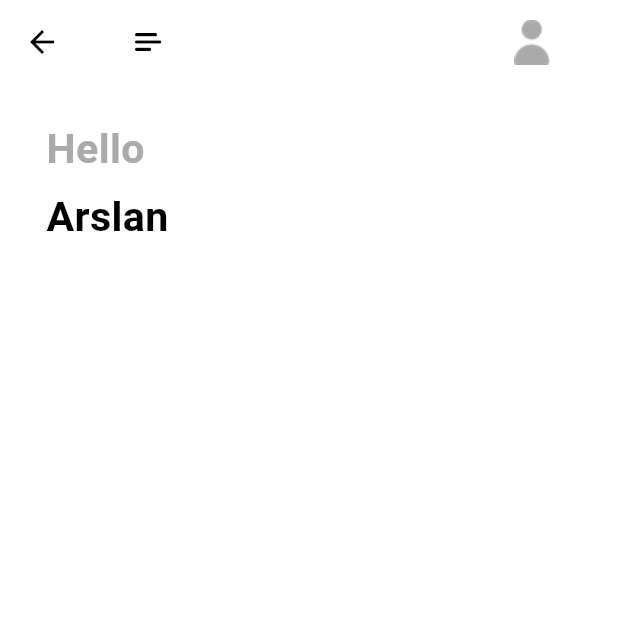
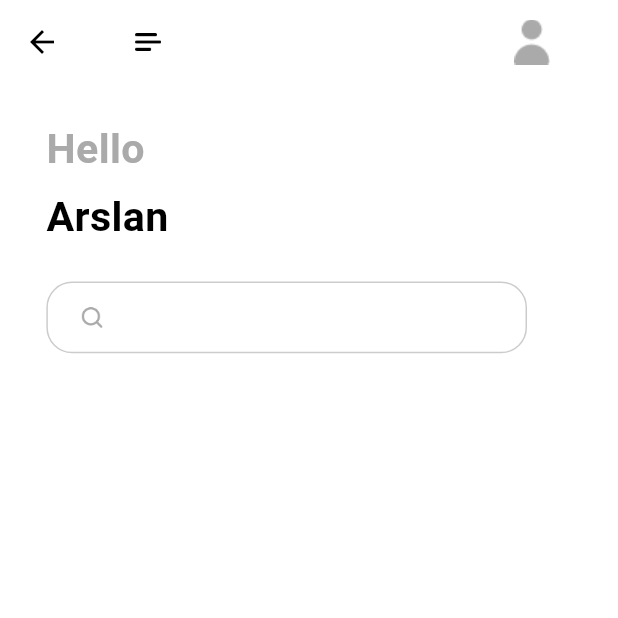
Before and after one commit to ArslanYousaf12/code-academy-app, a Flutter app: the HomePage screen opened directly, on a phone screen of 412 x 824 dp, the top half of it. Run offline on Flutter 3.47's test engine with Material 3 defaults, Android fonts, the phone set to English and light mode, and no system bars; our stand-ins replace cloud_firestore, dots_indicator, firebase_auth, firebase_core, flutter_bloc, flutter_screenutil and 2 more; accounts and stored records are empty.

Commit message:
Add HomePageSearchBox widget and integrate it into HomePage layout

```diff
--- a/lib/screens/home/home_page.dart
+++ b/lib/screens/home/home_page.dart
@@ -1,5 +1,6 @@
 import 'package:code_academy_app/common/values/colors.dart';
 import 'package:code_academy_app/screens/home/widgets/home_page_app_bar.dart';
+import 'package:code_academy_app/screens/home/widgets/home_page_search_box.dart';
 import 'package:code_academy_app/screens/home/widgets/home_page_text_widget.dart';
 import 'package:flutter/material.dart';
 import 'package:flutter_screenutil/flutter_screenutil.dart';
@@ -29,6 +30,8 @@ class _HomePageState extends State<HomePage> {
                 color: AppColors.primaryThreeElementText,
               ),
               HomePageTextWidget(text: "Arslan", topMargin: 5),
+              SizedBox(height: 20.h),
+              HomePageSearchBox(),
             ],
           ),
         ),
--- /dev/null
+++ b/lib/screens/home/widgets/home_page_search_box.dart
@@ -0,0 +1,34 @@
+import 'package:code_academy_app/common/values/colors.dart';
+import 'package:flutter/material.dart';
+import 'package:flutter_screenutil/flutter_screenutil.dart';
+
+class HomePageSearchBox extends StatelessWidget {
+  const HomePageSearchBox({super.key});
+
+  @override
+  Widget build(BuildContext context) {
+    return Row(
+      children: [
+        Container(
+          width: 280.w,
+          height: 40.h,
+          decoration: BoxDecoration(
+            color: AppColors.primaryBackground,
+            borderRadius: BorderRadius.circular(15.r),
+            border: Border.all(color: AppColors.primaryFourElementText),
+          ),
+          child: Row(
+            children: [
+              Container(
+                margin: EdgeInsets.only(left: 17.h),
+                width: 16.w,
+                height: 16.w,
+                child: Image.asset("assets/icons/search.png"),
+              ),
+            ],
+          ),
+        ),
+      ],
+    );
+  }
+}
```
